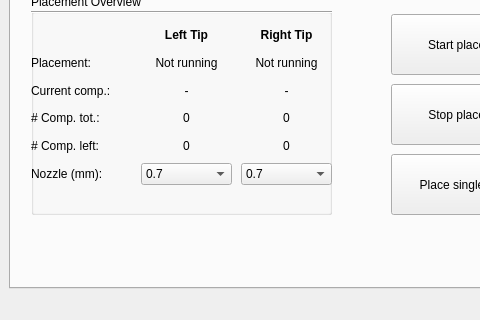
Before: the Qt Designer form pap_gui/ui/main_window.ui in JohanVer/PAP2015, drawn with Qt 5; both pictures show x 0 to 480 and y 480 to 800 of the 1478 by 800 pixel window.
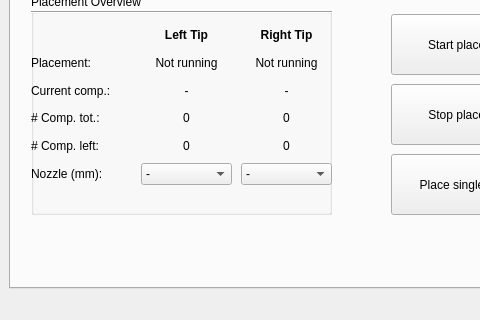
After: the same form once the commit is applied. The open tabs and pages were chosen to show the change. Icons and pictures are not drawn. Custom widgets are drawn as their Qt base class.

What changed in the file:
```diff
--- a/pap_gui/ui/main_window.ui
+++ b/pap_gui/ui/main_window.ui
@@ -558,6 +558,11 @@
             <property name="editable">
              <bool>false</bool>
             </property>
+            <item>
+             <property name="text">
+              <string>-</string>
+             </property>
+            </item>
             <item>
              <property name="text">
               <string>0.7</string>
@@ -965,6 +970,11 @@
          </item>
          <item>
           <widget class="QComboBox" name="rightNozzle_comboBox">
+           <item>
+            <property name="text">
+             <string>-</string>
+            </property>
+           </item>
            <item>
             <property name="text">
              <string>0.7</string>
```
Left out of the diff: 12 changed lines with no effect on the pictures.
